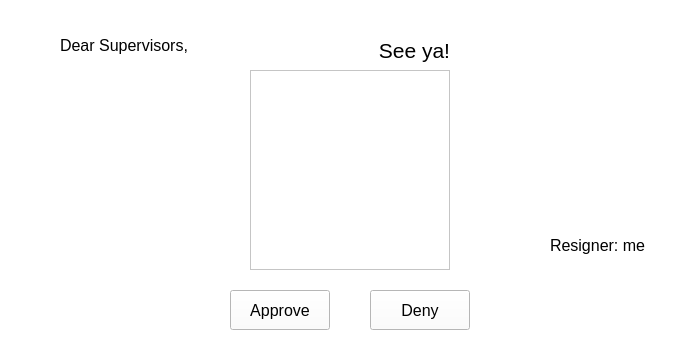
Before: the Qt Designer form gui/mainWindow.ui in KennyTzeng/Resignation-Letter, drawn with Qt 5.
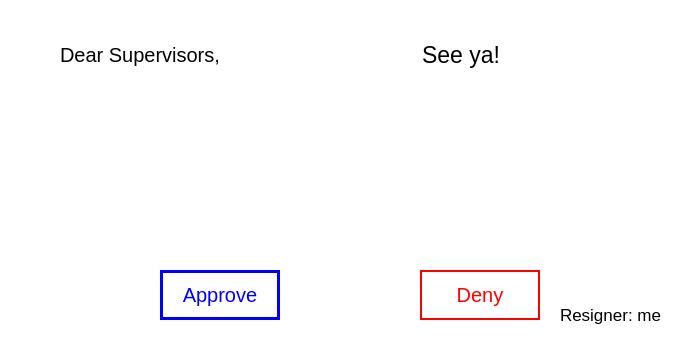
After: the same form once the commit is applied.

Commit message: Change gui layout and stylesheet

Patch:
```diff
--- a/gui/mainWindow.ui
+++ b/gui/mainWindow.ui
@@ -26,11 +26,14 @@
     <property name="geometry">
      <rect>
       <x>250</x>
-      <y>70</y>
+      <y>50</y>
       <width>200</width>
       <height>200</height>
      </rect>
     </property>
+    <property name="styleSheet">
+     <string notr="true">border: 0px;</string>
+    </property>
     <property name="verticalScrollBarPolicy">
      <enum>Qt::ScrollBarAlwaysOff</enum>
     </property>
@@ -41,17 +44,20 @@
    <widget class="QLabel" name="seeyouTextLabel">
     <property name="geometry">
      <rect>
-      <x>350</x>
-      <y>35</y>
+      <x>400</x>
+      <y>40</y>
       <width>100</width>
       <height>30</height>
      </rect>
     </property>
     <property name="font">
      <font>
-      <pointsize>16</pointsize>
+      <pointsize>17</pointsize>
      </font>
     </property>
+    <property name="styleSheet">
+     <string notr="true">background: rgba(255, 0, 0, 0);</string>
+    </property>
     <property name="text">
      <string>See ya!</string>
     </property>
@@ -62,17 +68,20 @@
    <widget class="QPushButton" name="approveButton">
     <property name="geometry">
      <rect>
-      <x>230</x>
-      <y>290</y>
-      <width>100</width>
-      <height>40</height>
+      <x>160</x>
+      <y>270</y>
+      <width>120</width>
+      <height>50</height>
      </rect>
     </property>
     <property name="font">
      <font>
-      <pointsize>12</pointsize>
+      <pointsize>15</pointsize>
      </font>
     </property>
+    <property name="styleSheet">
+     <string notr="true">QPushButton {color: blue; border: 3px solid blue; } QPushButton:hover {background-color: rgb(240,240,240);}</string>
+    </property>
     <property name="text">
      <string>Approve</string>
     </property>
@@ -80,17 +89,20 @@
    <widget class="QPushButton" name="denyButton">
     <property name="geometry">
      <rect>
-      <x>370</x>
-      <y>290</y>
-      <width>100</width>
-      <height>40</height>
+      <x>420</x>
+      <y>270</y>
+      <width>120</width>
+      <height>50</height>
      </rect>
     </property>
     <property name="font">
      <font>
-      <pointsize>12</pointsize>
+      <pointsize>15</pointsize>
      </font>
     </property>
+    <property name="styleSheet">
+     <string notr="true">color: red; border: 2px solid red;</string>
+    </property>
     <property name="text">
      <string>Deny</string>
     </property>
@@ -99,14 +111,14 @@
     <property name="geometry">
      <rect>
       <x>60</x>
-      <y>30</y>
-      <width>150</width>
+      <y>40</y>
+      <width>180</width>
       <height>30</height>
      </rect>
     </property>
     <property name="font">
      <font>
-      <pointsize>12</pointsize>
+      <pointsize>15</pointsize>
      </font>
     </property>
     <property name="text">
@@ -116,15 +128,15 @@
    <widget class="QLabel" name="resignerTextLabel">
     <property name="geometry">
      <rect>
-      <x>550</x>
-      <y>230</y>
+      <x>560</x>
+      <y>300</y>
       <width>120</width>
       <height>30</height>
      </rect>
     </property>
     <property name="font">
      <font>
-      <pointsize>12</pointsize>
+      <pointsize>13</pointsize>
      </font>
     </property>
     <property name="text">
```
The commit also changes 2 other files.
